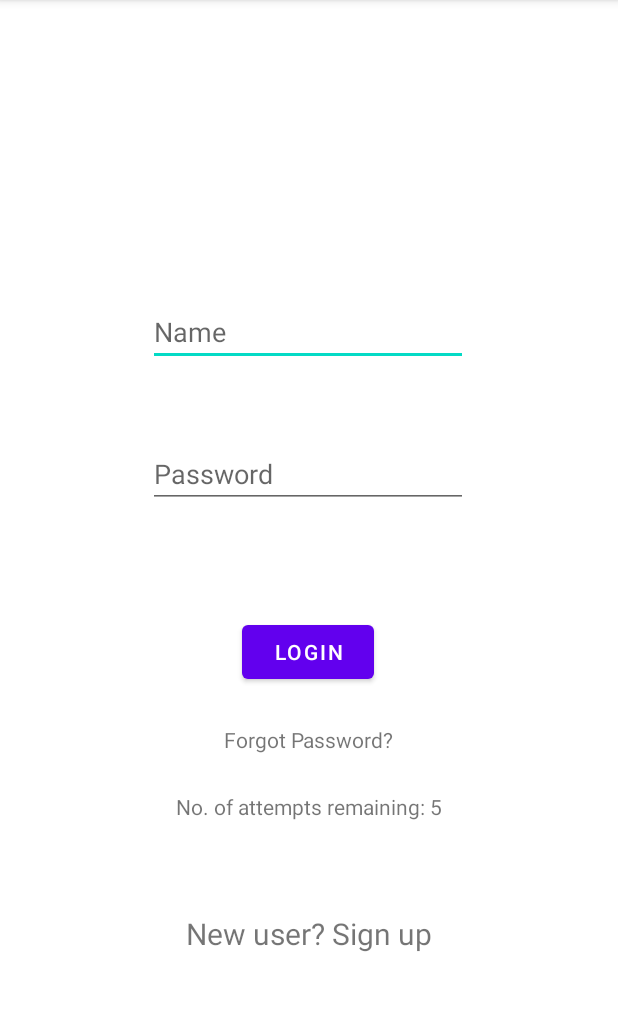
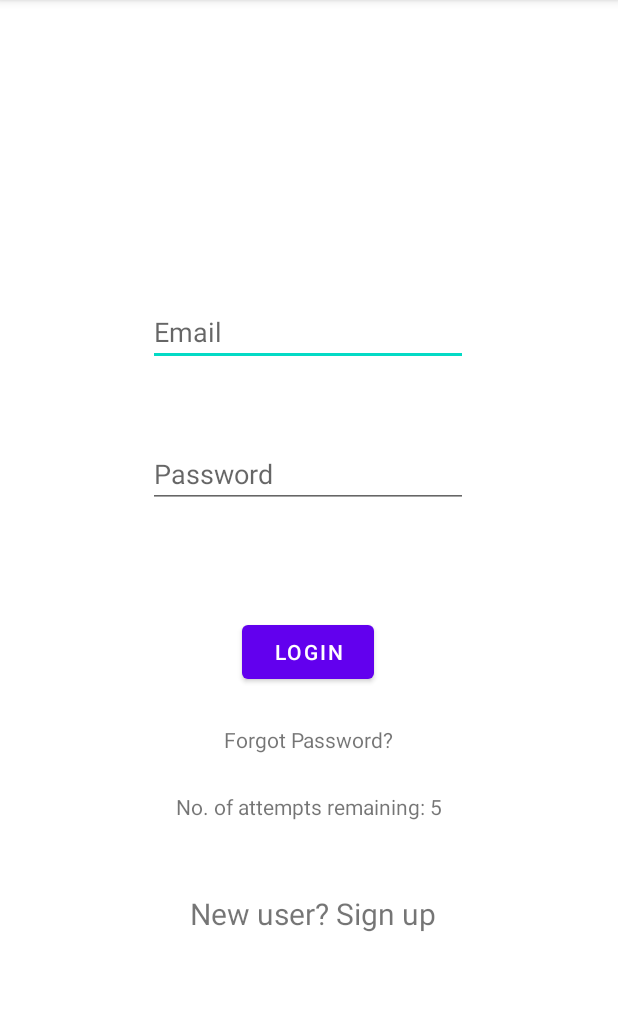
Before and after one commit to nurirdinasyafiqah/mp2022_g04, an Android app: the screen it shows after launch (MainActivity), on a phone screen of 412 x 824 dp, the part 84-1095 px from its top. Run offline under Robolectric (Android 15) with nearby library versions, the phone set to English and light mode, and no system bars; our stand-ins replace Firebase (no records; nobody signed in at launch, a user with empty details on screens opened directly).

Commit message:
MainActivity.xml (hint: email)

```diff
--- a/mpRightInn/app/src/main/res/layout/activity_main.xml
+++ b/mpRightInn/app/src/main/res/layout/activity_main.xml
@@ -11,7 +11,7 @@
         android:layout_width="wrap_content"
         android:layout_height="wrap_content"
         android:ems="10"
-        android:hint="Name"
+        android:hint="Email "
         android:inputType="textPersonName"
         app:layout_constraintBottom_toBottomOf="parent"
         app:layout_constraintEnd_toEndOf="parent"
@@ -66,9 +66,10 @@
         android:textSize="20sp"
         app:layout_constraintBottom_toBottomOf="parent"
         app:layout_constraintEnd_toEndOf="parent"
+        app:layout_constraintHorizontal_bias="0.512"
         app:layout_constraintStart_toStartOf="parent"
         app:layout_constraintTop_toBottomOf="@+id/textView"
-        app:layout_constraintVertical_bias="0.316" />
+        app:layout_constraintVertical_bias="0.248" />
 
     <TextView
         android:id="@+id/tvForgotPassword"
```
